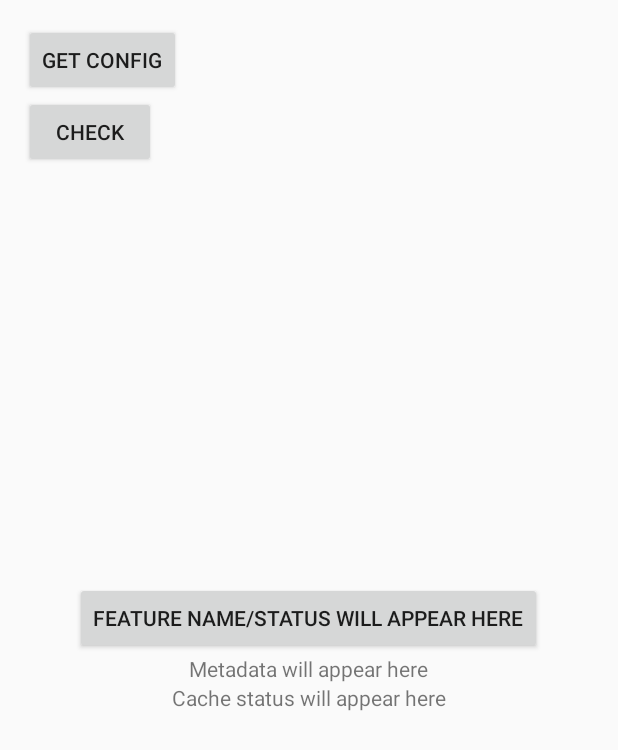
After one commit to sohamtriveous/Feature-Toggle, an Android app: the layout activity_sample_base.xml on its own in the app's theme, with its tools: preview values and no code run, on a phone screen of 412 x 824 dp. The commit adds this screen. Shown: the top 750 px of the screen. Run offline under Robolectric (Android 15) with nearby library versions, the phone set to English and light mode, and no system bars.

Commit message:
Added sample for Retrofit!

```diff
--- a/Sample/build.gradle
+++ b/Sample/build.gradle
@@ -29,6 +29,7 @@ dependencies {
     // optional
     compile 'com.squareup.retrofit2:retrofit:2.0.0-beta3'
     compile 'com.squareup.retrofit2:converter-gson:2.0.0-beta3'
+    compile 'com.jakewharton:butterknife:7.0.1'
 
     compile project(':Library')
 }
--- a/Sample/src/main/AndroidManifest.xml
+++ b/Sample/src/main/AndroidManifest.xml
@@ -14,7 +14,9 @@
 
         </activity>
 
-        <activity android:name=".SampleRetrofitActivity">
+        <activity
+            android:name=".SampleRetrofitActivity"
+            android:theme="@style/AppTheme">
             <intent-filter>
                 <action android:name="android.intent.action.MAIN" />
                 <category android:name="android.intent.category.LAUNCHER" />
--- /dev/null
+++ b/Sample/src/main/res/layout/activity_sample_base.xml
@@ -0,0 +1,50 @@
+<?xml version="1.0" encoding="utf-8"?>
+<RelativeLayout xmlns:android="http://schemas.android.com/apk/res/android"
+    xmlns:app="http://schemas.android.com/apk/res-auto"
+    xmlns:tools="http://schemas.android.com/tools"
+    android:layout_width="match_parent"
+    android:layout_height="match_parent"
+    android:paddingBottom="@dimen/activity_vertical_margin"
+    android:paddingLeft="@dimen/activity_horizontal_margin"
+    android:paddingRight="@dimen/activity_horizontal_margin"
+    android:paddingTop="@dimen/activity_vertical_margin"
+    app:layout_behavior="@string/appbar_scrolling_view_behavior">
+
+    <Button
+        android:id="@+id/activity_sample_get_config"
+        android:layout_width="wrap_content"
+        android:layout_height="wrap_content"
+        android:layout_alignParentTop="true"
+        android:text="Get Config" />
+
+    <Button
+        android:id="@+id/activity_sample_check"
+        android:layout_width="wrap_content"
+        android:layout_height="wrap_content"
+        android:layout_below="@id/activity_sample_get_config"
+        android:text="Check" />
+
+    <Button
+        android:id="@+id/activity_sample_feature"
+        android:layout_width="wrap_content"
+        android:layout_height="wrap_content"
+        android:layout_centerInParent="true"
+        android:text="Feature name/status will appear here" />
+
+    <TextView
+        android:id="@+id/activity_sample_feature_metadata"
+        android:layout_width="wrap_content"
+        android:layout_height="wrap_content"
+        android:layout_below="@id/activity_sample_feature"
+        android:layout_centerInParent="true"
+        android:text="Metadata will appear here" />
+
+    <TextView
+        android:id="@+id/activity_sample_feature_cached"
+        android:layout_width="wrap_content"
+        android:layout_height="wrap_content"
+        android:layout_below="@id/activity_sample_feature_metadata"
+        android:layout_centerInParent="true"
+        android:text="Cache status will appear here" />
+
+</RelativeLayout>
--- /dev/null
+++ b/Sample/src/main/res/values/dimens.xml
@@ -0,0 +1,6 @@
+<resources>
+    <!-- Default screen margins, per the Android Design guidelines. -->
+    <dimen name="activity_horizontal_margin">16dp</dimen>
+    <dimen name="activity_vertical_margin">16dp</dimen>
+    <dimen name="fab_margin">16dp</dimen>
+</resources>
```
Also changed, not shown: Sample/src/main/java/cc/soham/togglesample/SampleNetworkActivity.java (+1 -6 lines), Sample/src/main/java/cc/soham/togglesample/SampleRetrofitActivity.java (+66 -22 lines), Sample/src/main/res/layout/activity_sample_network.xml (deleted, +0 -44 lines).
